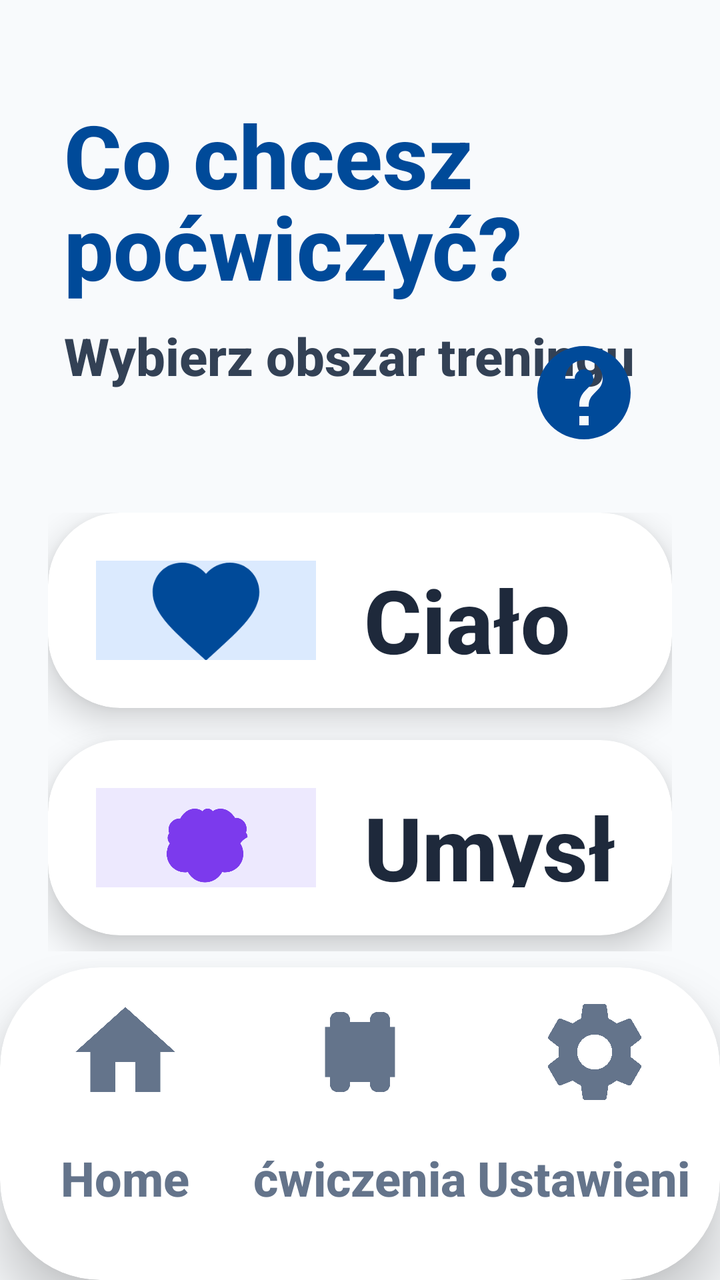
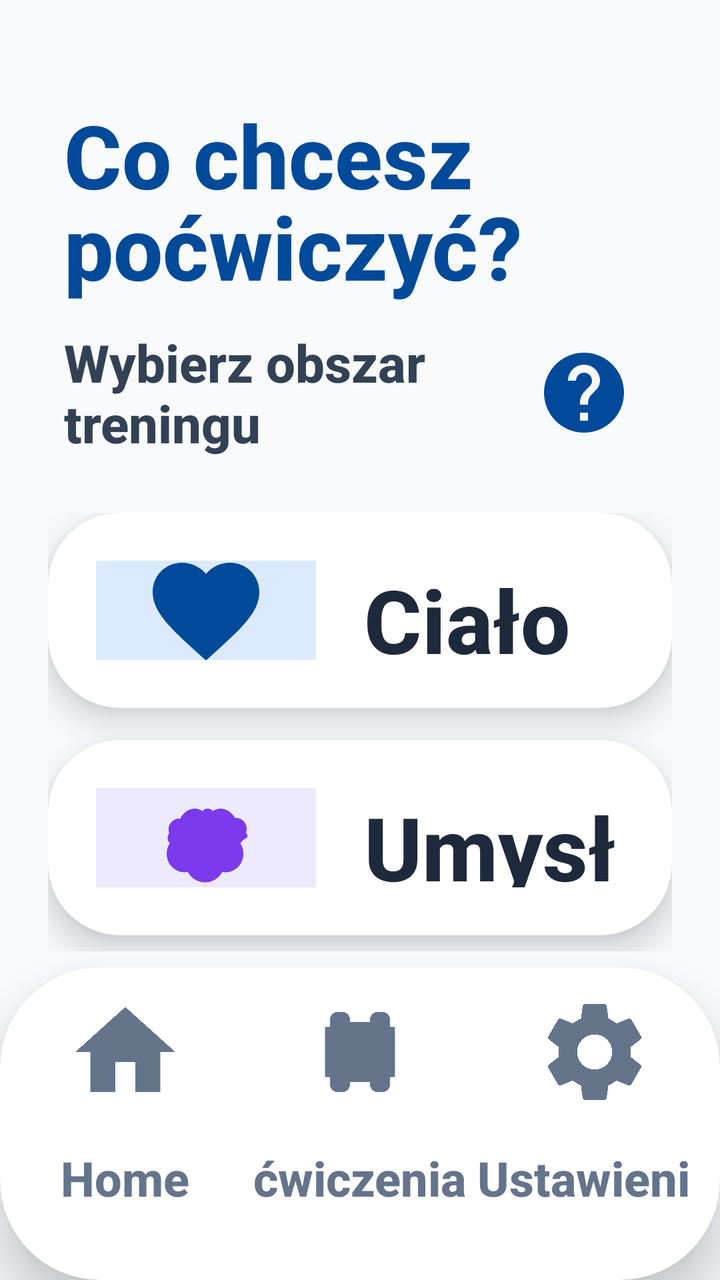

An Android layout rendered at two revisions. The XML below is the earlier revision; the diff shows what the commit changed to produce the second picture.
<!-- AndroidManifest.xml: application theme Theme.Fitnessapp -->
<!-- res/layout/activity_choice.xml -->
<?xml version="1.0" encoding="utf-8"?>
<androidx.constraintlayout.widget.ConstraintLayout xmlns:android="http://schemas.android.com/apk/res/android"
    xmlns:app="http://schemas.android.com/apk/res-auto"
    android:layout_width="match_parent"
    android:layout_height="match_parent">

    <LinearLayout
        android:id="@+id/header_container"
        android:layout_width="match_parent"
        android:layout_height="wrap_content"
        android:orientation="vertical"
        android:paddingHorizontal="32dp"
        android:paddingTop="48dp"
        app:layout_constraintTop_toTopOf="parent">

<TextView
        android:id="@+id/tv_title"
        android:layout_width="match_parent"
        android:layout_height="wrap_content"
        android:text="Co chcesz\npoćwiczyć?"
        android:textColor="#004A99"
        android:textSize="44sp"
        android:textStyle="bold"
        android:lineSpacingMultiplier="0.9" />

    <RelativeLayout
        android:layout_width="match_parent"
        android:layout_height="wrap_content"
        android:layout_marginTop="8dp">

        <TextView
            android:id="@+id/tv_subtitle"
            android:layout_width="wrap_content"
            android:layout_height="wrap_content"
            android:text="Wybierz obszar treningu"
            android:textColor="#334155"
            android:textSize="26sp"
            android:textStyle="bold" />

        <ImageButton
            android:id="@+id/btn_help"
            android:layout_width="72dp"
            android:layout_height="72dp"
            android:layout_alignParentEnd="true"
            android:layout_centerVertical="true"
            android:background="?android:attr/selectableItemBackgroundBorderless"
            android:src="@drawable/ic_help"
            android:scaleType="fitCenter"
            android:padding="8dp"
            android:contentDescription="Pomoc głosowa" />
    </RelativeLayout>
    </LinearLayout>

    <LinearLayout
        android:layout_width="match_parent"
        android:layout_height="0dp"
        android:orientation="vertical"
        android:paddingHorizontal="24dp"
        android:paddingTop="24dp"
        android:paddingBottom="8dp"
        app:layout_constraintTop_toBottomOf="@id/header_container"
        app:layout_constraintBottom_toTopOf="@id/bottom_nav_container">

        
        <androidx.cardview.widget.CardView
            android:id="@+id/card_body"
            android:layout_width="match_parent"
            android:layout_height="0dp"
            android:layout_weight="1"
            android:layout_marginBottom="16dp"
            app:cardCornerRadius="36dp"
            app:cardElevation="10dp"
            android:clickable="true"
            android:focusable="true"
            android:foreground="?android:attr/selectableItemBackground">

            <LinearLayout
                android:layout_width="match_parent"
                android:layout_height="match_parent"
                android:gravity="center_vertical"
                android:orientation="horizontal"
                android:padding="24dp">

                <FrameLayout
                    android:layout_width="110dp"
                    android:layout_height="110dp">
                    <View
                        android:layout_width="match_parent"
                        android:layout_height="match_parent"
                        android:background="@drawable/bg_indicator_active"
                        android:backgroundTint="#DBEAFE" />
                    <ImageView
                        android:layout_width="64dp"
                        android:layout_height="64dp"
                        android:layout_gravity="center"
                        android:contentDescription="Ikona ciała"
                        android:src="@drawable/ic_heart"
                        app:tint="#004A99" />
                </FrameLayout>

                <LinearLayout
                    android:layout_width="match_parent"
                    android:layout_height="wrap_content"
                    android:layout_marginStart="24dp"
                    android:orientation="vertical">
                    <TextView
                        android:layout_width="wrap_content"
                        android:layout_height="wrap_content"
                        android:text="Ciało"
                        android:textColor="#1E293B"
                        android:textSize="44sp"
                        android:textStyle="bold" />
                    <TextView
                        android:layout_width="wrap_content"
                        android:layout_height="wrap_content"
                        android:text="Siła i równowaga"
                        android:textColor="#475569"
                        android:textSize="26sp"
                        android:textStyle="bold" />
                </LinearLayout>
            </LinearLayout>
        </androidx.cardview.widget.CardView>

        
        <androidx.cardview.widget.CardView
            android:id="@+id/card_mind"
            android:layout_width="match_parent"
            android:layout_height="0dp"
            android:layout_weight="1"
            android:layout_marginBottom="8dp"
            app:cardCornerRadius="36dp"
            app:cardElevation="10dp"
            android:clickable="true"
            android:focusable="true"
            android:foreground="?android:attr/selectableItemBackground">

            <LinearLayout
                android:layout_width="match_parent"
                android:layout_height="match_parent"
                android:gravity="center_vertical"
                android:orientation="horizontal"
                android:padding="24dp">

                <FrameLayout
                    android:layout_width="110dp"
                    android:layout_height="110dp">
                    <View
                        android:layout_width="match_parent"
                        android:layout_height="match_parent"
                        android:background="@drawable/bg_indicator_active"
                        android:backgroundTint="#EDE9FE" />
                    <ImageView
                        android:layout_width="64dp"
                        android:layout_height="64dp"
                        android:layout_gravity="center"
                        android:contentDescription="Ikona umysłu"
                        android:src="@drawable/ic_brain"
                        app:tint="#7C3AED" />
                </FrameLayout>

                <LinearLayout
                    android:layout_width="match_parent"
                    android:layout_height="wrap_content"
                    android:layout_marginStart="24dp"
                    android:orientation="vertical">
                    <TextView
                        android:layout_width="wrap_content"
                        android:layout_height="wrap_content"
                        android:text="Umysł"
                        android:textColor="#1E293B"
                        android:textSize="44sp"
                        android:textStyle="bold" />
                    <TextView
                        android:layout_width="wrap_content"
                        android:layout_height="wrap_content"
                        android:text="Pamięć i koncentracja"
                        android:textColor="#475569"
                        android:textSize="26sp"
                        android:textStyle="bold" />
                </LinearLayout>
            </LinearLayout>
        </androidx.cardview.widget.CardView>

    </LinearLayout>

    <include
        android:id="@+id/bottom_nav_container"
        layout="@layout/layout_bottom_nav"
        android:layout_width="match_parent"
        android:layout_height="wrap_content"
        app:layout_constraintBottom_toBottomOf="parent" />

</androidx.constraintlayout.widget.ConstraintLayout>
<!-- res/layout/layout_bottom_nav.xml (included above) -->
<?xml version="1.0" encoding="utf-8"?>
<androidx.cardview.widget.CardView xmlns:android="http://schemas.android.com/apk/res/android"
    xmlns:app="http://schemas.android.com/apk/res-auto"
    android:id="@+id/bottom_nav_container"
    android:layout_width="match_parent"
    android:layout_height="210dp"
    app:cardCornerRadius="50dp"
    app:cardElevation="16dp"
    app:cardBackgroundColor="#FFFFFF"
    android:layout_marginBottom="-35dp">

    <LinearLayout
        android:layout_width="match_parent"
        android:layout_height="match_parent"
        android:orientation="horizontal"
        android:baselineAligned="false"
        android:paddingBottom="35dp"
        android:paddingHorizontal="4dp"
        android:gravity="bottom">

        
        <LinearLayout
            android:id="@+id/nav_home"
            android:layout_width="0dp"
            android:layout_height="match_parent"
            android:layout_weight="1"
            android:gravity="center"
            android:orientation="vertical"
            android:clickable="true"
            android:focusable="true"
            android:background="?android:attr/selectableItemBackground">

            <androidx.cardview.widget.CardView
                android:id="@+id/nav_home_indicator"
                android:layout_width="120dp"
                android:layout_height="85dp"
                app:cardCornerRadius="30dp"
                app:cardElevation="0dp"
                app:cardBackgroundColor="@android:color/transparent">
                <ImageView
                    android:id="@+id/nav_home_icon"
                    android:layout_width="60dp"
                    android:layout_height="60dp"
                    android:layout_gravity="center"
                    android:contentDescription="@string/nav_home"
                    android:src="@drawable/ic_home"
                    app:tint="#64748B" />
            </androidx.cardview.widget.CardView>
            <TextView
                android:id="@+id/nav_home_text"
                android:layout_width="wrap_content"
                android:layout_height="wrap_content"
                android:text="@string/nav_home"
                android:textColor="#64748B"
                android:textStyle="bold"
                android:textSize="24sp"
                android:maxLines="1"
                android:ellipsize="none"
                android:layout_marginTop="4dp" />
        </LinearLayout>

        
        <LinearLayout
            android:id="@+id/nav_plan"
            android:layout_width="0dp"
            android:layout_height="match_parent"
            android:layout_weight="1"
            android:gravity="center"
            android:orientation="vertical"
            android:clickable="true"
            android:focusable="true"
            android:background="?android:attr/selectableItemBackground">

            <androidx.cardview.widget.CardView
                android:id="@+id/nav_plan_indicator"
                android:layout_width="120dp"
                android:layout_height="85dp"
                app:cardCornerRadius="30dp"
                app:cardElevation="0dp"
                app:cardBackgroundColor="@android:color/transparent">
                <ImageView
                    android:id="@+id/nav_plan_icon"
                    android:layout_width="60dp"
                    android:layout_height="60dp"
                    android:layout_gravity="center"
                    android:contentDescription="@string/nav_exercises"
                    android:src="@drawable/ic_dumbbell"
                    app:tint="#64748B" />
            </androidx.cardview.widget.CardView>
            <TextView
                android:id="@+id/nav_plan_text"
                android:layout_width="wrap_content"
                android:layout_height="wrap_content"
                android:text="@string/nav_exercises"
                android:textColor="#64748B"
                android:textStyle="bold"
                android:textSize="24sp"
                android:maxLines="1"
                android:ellipsize="none"
                android:layout_marginTop="4dp" />
        </LinearLayout>

        
        <LinearLayout
            android:id="@+id/nav_settings"
            android:layout_width="0dp"
            android:layout_height="match_parent"
            android:layout_weight="1"
            android:gravity="center"
            android:orientation="vertical"
            android:clickable="true"
            android:focusable="true"
            android:background="?android:attr/selectableItemBackground">

            <androidx.cardview.widget.CardView
                android:id="@+id/nav_settings_indicator"
                android:layout_width="120dp"
                android:layout_height="85dp"
                app:cardCornerRadius="30dp"
                app:cardElevation="0dp"
                app:cardBackgroundColor="@android:color/transparent">
                <ImageView
                    android:id="@+id/nav_settings_icon"
                    android:layout_width="60dp"
                    android:layout_height="60dp"
                    android:layout_gravity="center"
                    android:contentDescription="@string/nav_settings_label"
                    android:src="@drawable/ic_settings"
                    app:tint="#64748B" />
            </androidx.cardview.widget.CardView>
            <TextView
                android:id="@+id/nav_settings_text"
                android:layout_width="wrap_content"
                android:layout_height="wrap_content"
                android:text="@string/nav_settings_label"
                android:textColor="#64748B"
                android:textStyle="bold"
                android:textSize="24sp"
                android:maxLines="1"
                android:ellipsize="none"
                android:layout_marginTop="4dp" />
        </LinearLayout>

    </LinearLayout>
</androidx.cardview.widget.CardView>
<!-- resources referenced by this layout -->
<resources>
  <!-- drawable bg_indicator_active (drawable) -->
  <?xml version="1.0" encoding="utf-8"?>
  <shape xmlns:android="http://schemas.android.com/apk/res/android"
      android:shape="rectangle">
      <solid android:color="@color/blue_primary" />
      <corners android:radius="4dp" />
  </shape>
  <!-- drawable ic_brain (drawable) -->
  <vector xmlns:android="http://schemas.android.com/apk/res/android"
      android:width="24dp"
      android:height="24dp"
      android:viewportWidth="24"
      android:viewportHeight="24">
      <path
          android:fillColor="#000000"
          android:pathData="M18.42,13c0.41,0.57 0.58,1.26 0.58,2.02c0,1.89 -1.54,3.42 -3.42,3.42c-0.19,0 -0.37,-0.02 -0.55,-0.05c-0.61,1.15 -1.82,1.93 -3.21,1.93c-1.39,0 -2.6,-0.78 -3.21,-1.93c-0.18,0.03 -0.36,0.05 -0.55,0.05c-1.89,0 -3.42,-1.54 -3.42,-3.42c0,-0.76 0.17,-1.45 0.58,-2.02c-0.27,-0.27 -0.42,-0.63 -0.42,-1.02c0,-0.32 0.11,-0.62 0.3,-0.86c-0.08,-0.23 -0.12,-0.47 -0.12,-0.72c0,-1.14 0.93,-2.06 2.06,-2.06c0.04,0 0.08,0 0.12,0.01C7.8,7.2 8.78,6.5 9.9,6.5c0.55,0 1.05,0.17 1.46,0.47c0.21,-0.3 0.56,-0.5 0.95,-0.5c0.39,0 0.74,0.2 0.95,0.5c0.41,-0.3 0.91,-0.47 1.46,-0.47c1.12,0 2.1,0.7 2.72,1.72c0.04,-0.01 0.08,-0.01 0.12,-0.01c1.14,0 2.06,0.92 2.06,2.06c0,0.25 -0.04,0.49 -0.12,0.72c0.19,0.24 0.3,0.54 0.3,0.86C18.84,12.37 18.69,12.73 18.42,13z"/>
  </vector>
  <!-- drawable ic_dumbbell (drawable) -->
  <vector xmlns:android="http://schemas.android.com/apk/res/android"
      android:width="24dp"
      android:height="24dp"
      android:viewportWidth="24"
      android:viewportHeight="24">
      <path
          android:fillColor="#000000"
          android:pathData="M18,18.5V17H19V7H18V5.5A1.5,1.5 0,0 0,16.5 4H15.5A1.5,1.5 0,0 0,14 5.5V6H10V5.5A1.5,1.5 0,0 0,8.5 4H7.5A1.5,1.5 0,0 0,6 5.5V7H5V17H6V18.5A1.5,1.5 0,0 0,7.5 20H8.5A1.5,1.5 0,0 0,10 18.5V18H14V18.5A1.5,1.5 0,0 0,15.5 20H16.5A1.5,1.5 0,0 0,18 18.5Z"/>
  </vector>
  <!-- drawable ic_heart (drawable) -->
  <vector xmlns:android="http://schemas.android.com/apk/res/android"
      android:width="24dp"
      android:height="24dp"
      android:viewportWidth="24"
      android:viewportHeight="24">
      <path
          android:fillColor="@color/blue_primary"
          android:pathData="M12,21.35l-1.45,-1.32C5.4,15.36 2,12.28 2,8.5 2,5.42 4.42,3 7.5,3c1.74,0 3.41,0.81 4.5,2.09C13.09,3.81 14.76,3 16.5,3 19.58,3 22,5.42 22,8.5c0,3.78 -3.4,6.86 -8.55,11.54L12,21.35z"/>
  </vector>
  <!-- drawable ic_help (drawable) -->
  <vector xmlns:android="http://schemas.android.com/apk/res/android"
      android:width="48dp"
      android:height="48dp"
      android:viewportWidth="24"
      android:viewportHeight="24">
      <path
          android:fillColor="#004A99"
          android:pathData="M12,2C6.48,2 2,6.48 2,12s4.48,10 10,10 10,-4.48 10,-10S17.52,2 12,2zM13,19h-2v-2h2v2zM15.07,11.25l-0.9,0.92C13.45,12.9 13,13.5 13,15h-2v-0.5c0,-1.1 0.45,-2.1 1.17,-2.83l1.24,-1.26c0.37,-0.36 0.59,-0.86 0.59,-1.41 0,-1.1 -0.9,-2 -2,-2s-2,0.9 -2,2L8,9c0,-2.21 1.79,-4 4,-4s4,1.79 4,4c0,0.88 -0.36,1.68 -0.93,2.25z"/>
  </vector>
  <!-- drawable ic_home (drawable) -->
  <vector xmlns:android="http://schemas.android.com/apk/res/android"
      android:width="24dp"
      android:height="24dp"
      android:viewportWidth="24"
      android:viewportHeight="24">
      <path
          android:fillColor="#FF000000"
          android:pathData="M10,20V14H14V20H19V12H22L12,3L2,12H5V20H10Z" />
  </vector>
  <string name="nav_exercises">ćwiczenia</string>
  <string name="nav_home">Home</string>
  <string name="nav_settings_label">Ustawienia</string>
  <style name="Theme.Fitnessapp" parent="Base.Theme.Fitnessapp" />
  <color name="blue_primary">#2563EB</color>
  <style name="Base.Theme.Fitnessapp" parent="Theme.Material3.Light.NoActionBar">
          
          <item name="android:fontFamily">sans-serif-medium</item>
          <item name="android:textAllCaps">false</item>
          <item name="android:textColor">#0F172A</item>
          <item name="android:windowBackground">#F8FAFC</item>
      </style>
  <!-- unchanged entries left out for length: 1 -->
</resources>

<!-- the commit's change to res/layout/activity_choice.xml (unified diff, before → after) -->
@@ -27,15 +27,6 @@
         android:layout_width="match_parent"
         android:layout_height="wrap_content"
         android:layout_marginTop="8dp">
-
-        <TextView
-            android:id="@+id/tv_subtitle"
-            android:layout_width="wrap_content"
-            android:layout_height="wrap_content"
-            android:text="Wybierz obszar treningu"
-            android:textColor="#334155"
-            android:textSize="26sp"
-            android:textStyle="bold" />
 
         <ImageButton
             android:id="@+id/btn_help"
@@ -44,10 +35,22 @@
             android:layout_alignParentEnd="true"
             android:layout_centerVertical="true"
             android:background="?android:attr/selectableItemBackgroundBorderless"
-            android:src="@drawable/ic_help"
+            android:contentDescription="Pomoc głosowa"
+            android:padding="12dp"
             android:scaleType="fitCenter"
-            android:padding="8dp"
-            android:contentDescription="Pomoc głosowa" />
+            android:src="@drawable/ic_help" />
+
+        <TextView
+            android:id="@+id/tv_subtitle"
+            android:layout_width="match_parent"
+            android:layout_height="wrap_content"
+            android:layout_centerVertical="true"
+            android:layout_toStartOf="@id/btn_help"
+            android:layout_marginEnd="8dp"
+            android:text="Wybierz obszar treningu"
+            android:textColor="#334155"
+            android:textSize="26sp"
+            android:textStyle="bold" />
     </RelativeLayout>
     </LinearLayout>
 
